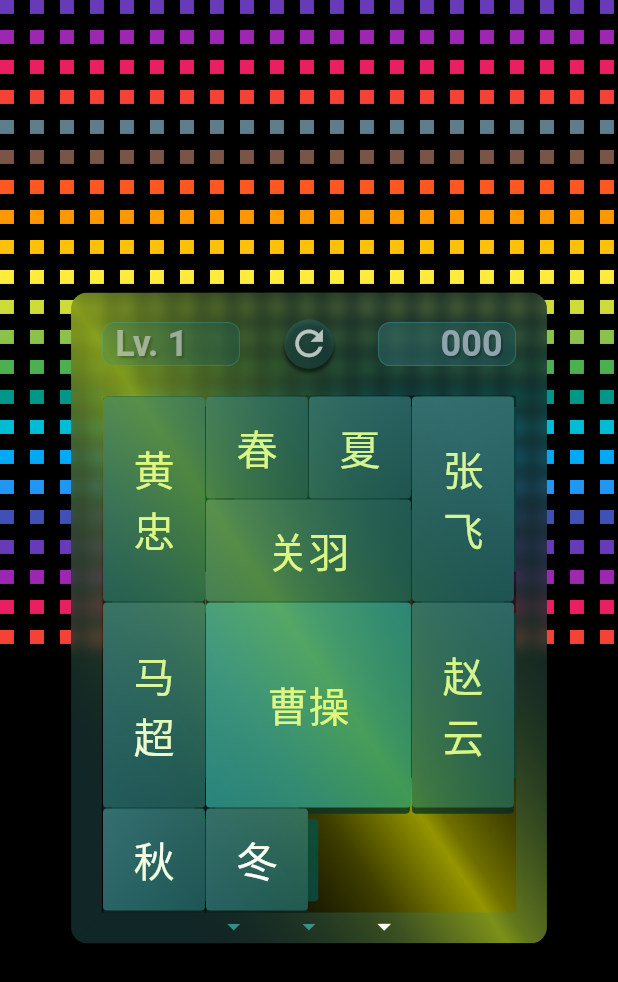
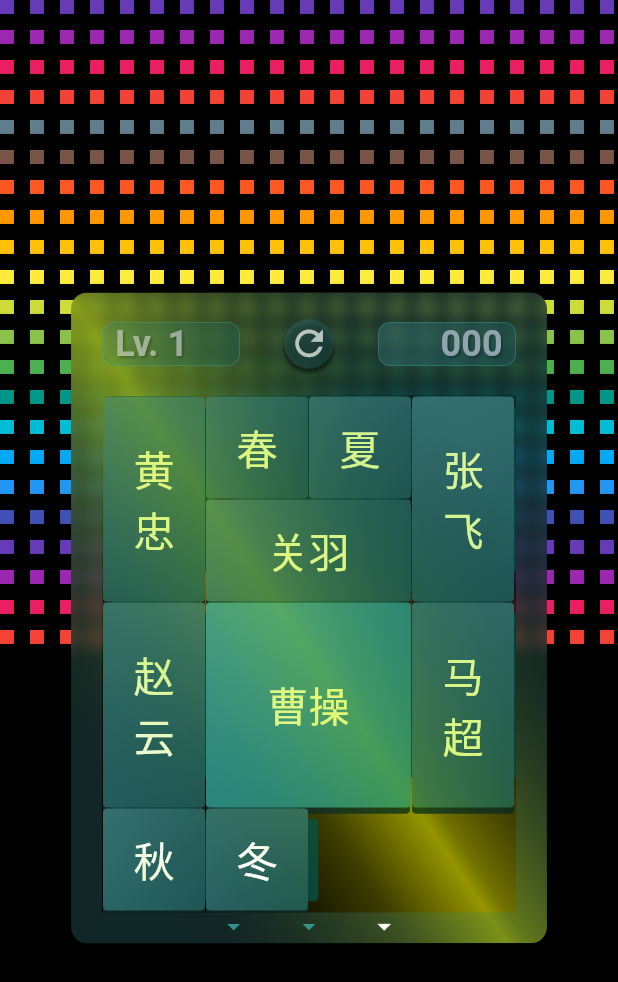
Before and after one commit to h65wang/slide-puzzle-challenge, a Flutter app: the screen it shows after launch, after a tap on the "close" icon, on a phone screen of 412 x 824 dp. Shown: the top 982 px of the screen. Run offline on Flutter 3.47's test engine with Material 2 defaults, Android fonts, the phone set to English and light mode, and no system bars.

Commit message:
Add more levels to the game

```diff
--- a/lib/data/game_state.dart
+++ b/lib/data/game_state.dart
@@ -10,9 +10,9 @@ class GameState {
 
   ValueNotifier<int> stepCounter = ValueNotifier(0); // total steps used
 
-  GameState.level(this.level) : boardSize = const Coordinates(4, 5) {
-    reset();
-  }
+  GameState.level(this.level)
+      : boardSize = const Coordinates(4, 5),
+        pieces = LevelData.load(level);
 
   /// Returns whether a piece can be legally moved towards dx dy.
   ///
@@ -60,17 +60,7 @@ class GameState {
   /// counter to 0 (this triggers value notifier).
   void reset() {
     stepCounter.value = 0;
-    switch (level) {
-      case 1:
-        pieces = LevelData.level1();
-        break;
-      case 2:
-        pieces = LevelData.level2();
-        break;
-      default:
-        pieces = LevelData.level3();
-        break;
-    }
+    pieces = LevelData.load(level);
   }
 }
 
--- a/lib/data/level_data.dart
+++ b/lib/data/level_data.dart
@@ -5,32 +5,60 @@ class LevelData {
   static testLevel() => [
         Piece(0, label: '曹操', width: 2, height: 2, x: 2, y: 0),
         Piece(1, label: '黄\n忠', width: 1, height: 4, x: 0, y: 0),
-        Piece(5, label: '关羽', width: 3, height: 1, x: 1, y: 3),
-        Piece(9, label: '秋', width: 1, height: 1, x: 0, y: 4),
-        Piece(10, label: '冬', width: 1, height: 1, x: 3, y: 4),
+        Piece(2, label: '关羽', width: 3, height: 1, x: 1, y: 3),
+        Piece(3, label: '秋', width: 1, height: 1, x: 0, y: 4),
+        Piece(4, label: '冬', width: 1, height: 1, x: 3, y: 4),
       ];
 
-  /// Level 1: a trivial tutorial level
+  /// Level 1: a trivial level that can be solved in 3 moves
   static level1() => [
         Piece(0, label: '曹操', width: 2, height: 2, x: 1, y: 2),
-        Piece(1, label: '黄\n忠', width: 1, height: 2, x: 0, y: 0),
-        Piece(2, label: '张\n飞', width: 1, height: 2, x: 3, y: 0),
-        Piece(3, label: '马\n超', width: 1, height: 2, x: 0, y: 2),
-        Piece(4, label: '关羽', width: 2, height: 1, x: 1, y: 1),
-        Piece(5, label: '赵\n云', width: 1, height: 2, x: 3, y: 2),
+        Piece(1, label: '关羽', width: 2, height: 1, x: 1, y: 1),
+        Piece(2, label: '黄\n忠', width: 1, height: 2, x: 0, y: 0),
+        Piece(3, label: '赵\n云', width: 1, height: 2, x: 0, y: 2),
+        Piece(4, label: '张\n飞', width: 1, height: 2, x: 3, y: 0),
+        Piece(5, label: '马\n超', width: 1, height: 2, x: 3, y: 2),
         Piece(6, label: '春', width: 1, height: 1, x: 1, y: 0),
         Piece(7, label: '夏', width: 1, height: 1, x: 2, y: 0),
         Piece(8, label: '秋', width: 1, height: 1, x: 0, y: 4),
         Piece(9, label: '冬', width: 1, height: 1, x: 1, y: 4),
       ];
 
-  /// Level 2: a level with moderate difficulty
+  /// Level 2: a straightforward level (13 moves)
   static level2() => [
         Piece(0, label: '曹操', width: 2, height: 2, x: 1, y: 1),
-        Piece(1, label: '黄\n忠', width: 1, height: 2, x: 0, y: 0),
-        Piece(2, label: '张\n飞', width: 1, height: 2, x: 3, y: 0),
-        Piece(3, label: '马\n超', width: 1, height: 2, x: 0, y: 2),
-        Piece(4, label: '关羽', width: 2, height: 1, x: 1, y: 4),
+        Piece(1, label: '关羽', width: 2, height: 1, x: 1, y: 0),
+        Piece(2, label: '黄\n忠', width: 1, height: 2, x: 0, y: 1),
+        Piece(3, label: '张\n飞', width: 1, height: 2, x: 0, y: 3),
+        Piece(4, label: '马\n超', width: 1, height: 2, x: 3, y: 1),
+        Piece(5, label: '赵\n云', width: 1, height: 2, x: 3, y: 3),
+        Piece(6, label: '春', width: 1, height: 1, x: 0, y: 0),
+        Piece(7, label: '夏', width: 1, height: 1, x: 3, y: 0),
+        Piece(8, label: '秋', width: 1, height: 1, x: 1, y: 3),
+        Piece(9, label: '冬', width: 1, height: 1, x: 2, y: 3),
+      ];
+
+  /// Level 3: an easy level (22 moves), no need to touch the top 4 pieces
+  static level3() => [
+        Piece(0, label: '曹操', width: 2, height: 2, x: 1, y: 2),
+        Piece(1, label: '关羽', width: 2, height: 1, x: 1, y: 4),
+        Piece(2, label: '黄\n忠', width: 1, height: 2, x: 0, y: 0),
+        Piece(3, label: '赵\n云', width: 1, height: 2, x: 1, y: 0),
+        Piece(4, label: '马\n超', width: 1, height: 2, x: 2, y: 0),
+        Piece(5, label: '张\n飞', width: 1, height: 2, x: 3, y: 0),
+        Piece(6, label: '春', width: 1, height: 1, x: 0, y: 2),
+        Piece(7, label: '夏', width: 1, height: 1, x: 0, y: 3),
+        Piece(8, label: '秋', width: 1, height: 1, x: 3, y: 2),
+        Piece(9, label: '冬', width: 1, height: 1, x: 3, y: 3),
+      ];
+
+  /// Level 4: it's actually the last 30% of level 7, solvable in 35 moves
+  static level4() => [
+        Piece(0, label: '曹操', width: 2, height: 2, x: 1, y: 1),
+        Piece(1, label: '关羽', width: 2, height: 1, x: 1, y: 4),
+        Piece(2, label: '黄\n忠', width: 1, height: 2, x: 0, y: 0),
+        Piece(3, label: '张\n飞', width: 1, height: 2, x: 3, y: 0),
+        Piece(4, label: '马\n超', width: 1, height: 2, x: 0, y: 2),
         Piece(5, label: '赵\n云', width: 1, height: 2, x: 3, y: 2),
         Piece(6, label: '春', width: 1, height: 1, x: 1, y: 0),
         Piece(7, label: '夏', width: 1, height: 1, x: 2, y: 0),
@@ -38,17 +66,64 @@ class LevelData {
         Piece(9, label: '冬', width: 1, height: 1, x: 2, y: 3),
       ];
 
-  /// Level 3: a rather difficult level
-  static level3() => [
+  /// Level 5: looks easy but all 4 single pieces are together (46 moves)
+  static level5() => [
+        Piece(0, label: '曹操', width: 2, height: 2, x: 2, y: 2),
+        Piece(1, label: '关羽', width: 2, height: 1, x: 0, y: 4),
+        Piece(2, label: '黄\n忠', width: 1, height: 2, x: 0, y: 0),
+        Piece(3, label: '张\n飞', width: 1, height: 2, x: 1, y: 0),
+        Piece(4, label: '马\n超', width: 1, height: 2, x: 2, y: 0),
+        Piece(5, label: '赵\n云', width: 1, height: 2, x: 3, y: 0),
+        Piece(6, label: '春', width: 1, height: 1, x: 0, y: 2),
+        Piece(7, label: '夏', width: 1, height: 1, x: 1, y: 2),
+        Piece(8, label: '秋', width: 1, height: 1, x: 0, y: 3),
+        Piece(9, label: '冬', width: 1, height: 1, x: 1, y: 3),
+      ];
+
+  /// Level 6: a rather difficult level (85 moves)
+  static level6() => [
         Piece(0, label: '曹操', width: 2, height: 2, x: 1, y: 0),
-        Piece(1, label: '黄\n忠', width: 1, height: 2, x: 0, y: 0),
-        Piece(2, label: '张\n飞', width: 1, height: 2, x: 3, y: 0),
-        Piece(3, label: '马\n超', width: 1, height: 2, x: 0, y: 2),
-        Piece(4, label: '关羽', width: 2, height: 1, x: 1, y: 2),
-        Piece(5, label: '赵\n云', width: 1, height: 2, x: 3, y: 2),
-        Piece(6, label: '春', width: 1, height: 1, x: 1, y: 3),
-        Piece(7, label: '夏', width: 1, height: 1, x: 2, y: 3),
-        Piece(8, label: '秋', width: 1, height: 1, x: 0, y: 4),
+        Piece(1, label: '关羽', width: 2, height: 1, x: 1, y: 3),
+        Piece(2, label: '张\n飞', width: 1, height: 2, x: 0, y: 0),
+        Piece(3, label: '马\n超', width: 1, height: 2, x: 3, y: 0),
+        Piece(4, label: '赵\n云', width: 1, height: 2, x: 0, y: 3),
+        Piece(5, label: '黄\n忠', width: 1, height: 2, x: 3, y: 3),
+        Piece(6, label: '秋', width: 1, height: 1, x: 1, y: 2),
+        Piece(7, label: '春', width: 1, height: 1, x: 2, y: 2),
+        Piece(8, label: '夏', width: 1, height: 1, x: 0, y: 2),
+        Piece(9, label: '冬', width: 1, height: 1, x: 3, y: 2),
+      ];
+
+  /// Level 7: a famous layout on wikipedia (116 moves)
+  static level7() => [
+        Piece(0, label: '曹操', width: 2, height: 2, x: 1, y: 0),
+        Piece(1, label: '关羽', width: 2, height: 1, x: 1, y: 2),
+        Piece(2, label: '张\n飞', width: 1, height: 2, x: 0, y: 0),
+        Piece(3, label: '马\n超', width: 1, height: 2, x: 3, y: 0),
+        Piece(4, label: '赵\n云', width: 1, height: 2, x: 0, y: 2),
+        Piece(5, label: '黄\n忠', width: 1, height: 2, x: 3, y: 2),
+        Piece(6, label: '夏', width: 1, height: 1, x: 1, y: 3),
+        Piece(7, label: '秋', width: 1, height: 1, x: 2, y: 3),
+        Piece(8, label: '春', width: 1, height: 1, x: 0, y: 4),
         Piece(9, label: '冬', width: 1, height: 1, x: 3, y: 4),
       ];
+
+  static List<Piece> load(int level) {
+    switch (level) {
+      case 1:
+        return level1();
+      case 2:
+        return level2();
+      case 3:
+        return level3();
+      case 4:
+        return level4();
+      case 5:
+        return level5();
+      case 6:
+        return level6();
+      default:
+        return level7();
+    }
+  }
 }
```
